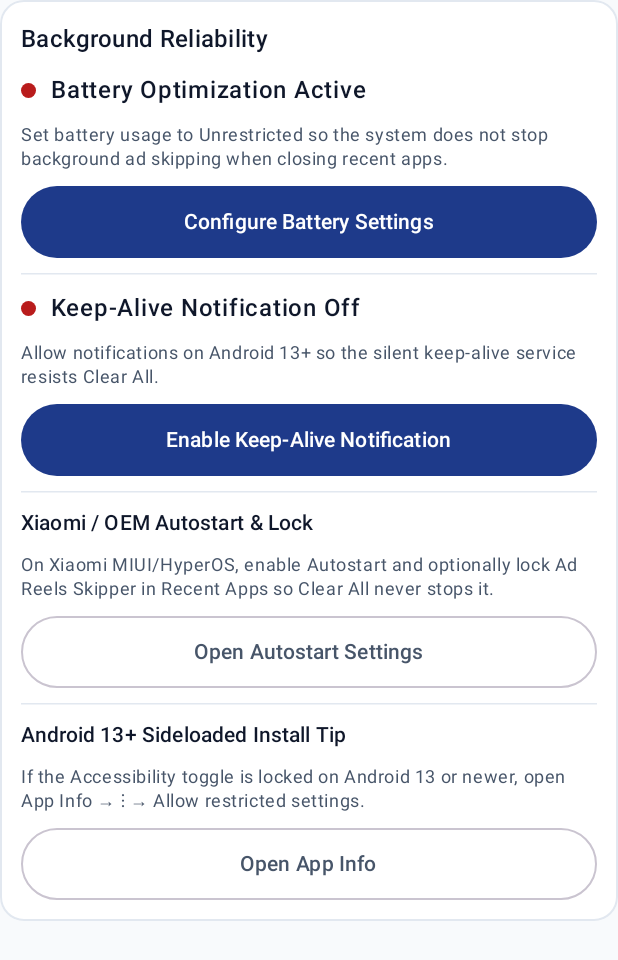
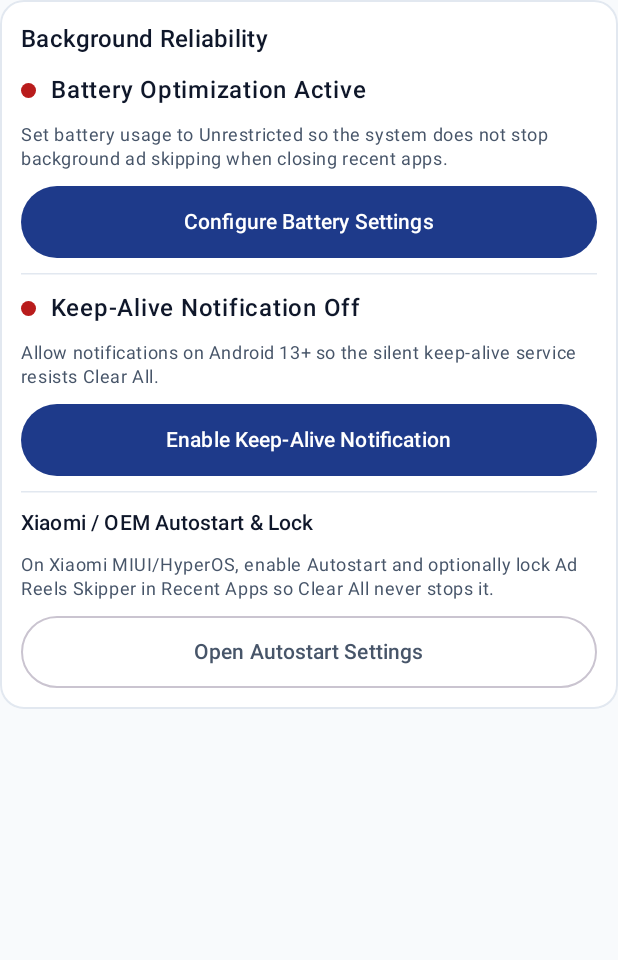
Before and after one commit to mehmeteaydin/ad-reels-skipper, an Android app built with Jetpack Compose: the composable BackgroundReliabilityCard shown on its own in the app's theme, on a phone screen of 412 x 824 dp. Shown: the top 960 px of the screen. Run offline under Robolectric (Android 15) with nearby library versions, the phone set to English and light mode, and no system bars.

Commit message:
Feature/0010 remove sideload tip and update readme (#9)
* docs(0008): approve spec 0008 accessibility hardening and release signing

* docs(0008): approve plan 0008

* feat(0008): harden manifest, accessibility config, and release signing [plan 0008/1]

* feat(0008): track live service connection and battery optimization status [plan 0008/2]

* feat(0008): add S-9 stopped banner, S-10 reliability card, and docs [plan 0008/3]

* docs(0008): record build evidence for plan 0008

* fix(0008): clarify S-9 toggle off and on recovery text for F-1 [plan 0008/fix-1]

* fix(0008): remove unreferenced legacy status helpers for F-2 [plan 0008/fix-1]

* docs(0008): record review round 1 triage and fix-1 build evidence

* docs(0008): record clean review round 2

* docs(0008): ship spec 0008 accessibility hardening and release signing

* docs(0009): approve spec 0009 foreground keep-alive and oem autostart

* docs(0009): approve plan 0009

* feat(0009): configure specialUse foreground service manifest allow-list [plan 0009/1]

* feat(0009): run silent keep-alive foreground notification while connected [plan 0009/2]

* feat(0009): add dashboard keep-alive notification and Xiaomi autostart controls [plan 0009/3]

* docs(0009): record build evidence for plan 0009

* docs(0009): record clean review round 1 triage

* docs(0009): ship spec 0009 foreground keep-alive and oem autostart

* docs(0010): approve mini-spec 0010 remove sideload tip and update readme

* docs(0010): approve plan 0010

* feat(0010): remove android sideload tip from reliability card [plan 0010/1]

* docs(0010): update README for Ad Reels Skipper [plan 0010/2]

* docs(0010): record build evidence for plan 0010

* docs(0010): record clean review round 1 triage

* docs(0010): ship spec 0010 remove sideload tip and update readme

```diff
--- a/app/src/main/kotlin/com/adreels/skipper/MainActivity.kt
+++ b/app/src/main/kotlin/com/adreels/skipper/MainActivity.kt
@@ -193,7 +193,6 @@ class MainActivity : ComponentActivity() {
                 onOpenBatterySettings = ::openBatteryOptimizationSettings,
                 onEnableKeepAliveNotification = ::enableKeepAliveNotification,
                 onOpenAutostartSettings = ::openAutostartSettings,
-                onOpenAppInfo = ::openAppInfoSettings,
                 onToggleMaster = dashboardViewModel::setMasterEnabled,
                 onSkipDelayChange = dashboardViewModel::setSkipDelayMs,
                 onKeywordInputChange = dashboardViewModel::onKeywordInputChange,
--- a/app/src/main/kotlin/com/adreels/skipper/ui/HomeScreen.kt
+++ b/app/src/main/kotlin/com/adreels/skipper/ui/HomeScreen.kt
@@ -79,7 +79,6 @@ internal object DashboardTags {
     const val KEEP_ALIVE_STATUS_TEXT = "KeepAliveStatusText"
     const val ENABLE_KEEP_ALIVE_BUTTON = "EnableKeepAliveButton"
     const val OPEN_AUTOSTART_BUTTON = "OpenAutostartButton"
-    const val OPEN_APP_INFO_BUTTON = "OpenAppInfoButton"
     const val WEEKLY_ACTIVITY_CARD = "WeeklyActivityCard"
     const val WEEKLY_RANGE_TEXT = "WeeklyRangeText"
     const val WEEKLY_TOTAL_TEXT = "WeeklyTotalText"
@@ -111,7 +110,6 @@ fun HomeScreen(
     onOpenBatterySettings: () -> Unit = {},
     onEnableKeepAliveNotification: () -> Unit = {},
     onOpenAutostartSettings: () -> Unit = {},
-    onOpenAppInfo: () -> Unit = {},
     onToggleMaster: (Boolean) -> Unit = {},
     onSkipDelayChange: (Long) -> Unit = {},
     onKeywordInputChange: (String) -> Unit = {},
@@ -168,7 +166,6 @@ fun HomeScreen(
                     onOpenBatterySettings = onOpenBatterySettings,
                     onEnableKeepAliveNotification = onEnableKeepAliveNotification,
                     onOpenAutostartSettings = onOpenAutostartSettings,
-                    onOpenAppInfo = onOpenAppInfo,
                 )
             }
 
@@ -956,7 +953,6 @@ private fun BackgroundReliabilityCard(
     onOpenBatterySettings: () -> Unit,
     onEnableKeepAliveNotification: () -> Unit,
     onOpenAutostartSettings: () -> Unit,
-    onOpenAppInfo: () -> Unit,
 ) {
     val batteryIndicatorColor = if (isBatteryUnrestricted) {
         MaterialTheme.colorScheme.secondary
@@ -1067,27 +1063,6 @@ private fun BackgroundReliabilityCard(
             ) {
                 Text(text = stringResource(R.string.open_autostart_settings))
             }
-            HorizontalDivider(color = MaterialTheme.colorScheme.surfaceVariant)
-            Text(
-                text = stringResource(R.string.restricted_settings_tip_title),
-                style = MaterialTheme.typography.titleSmall,
-                fontWeight = FontWeight.SemiBold,
-                color = MaterialTheme.colorScheme.onSurface,
-            )
-            Text(
-                text = stringResource(R.string.restricted_settings_tip_desc),
-                style = MaterialTheme.typography.bodySmall,
-                color = MaterialTheme.colorScheme.onSurfaceVariant,
-            )
-            OutlinedButton(
-                onClick = onOpenAppInfo,
-                modifier = Modifier
-                    .fillMaxWidth()
-                    .heightIn(min = 48.dp)
-                    .testTag(DashboardTags.OPEN_APP_INFO_BUTTON),
-            ) {
-                Text(text = stringResource(R.string.open_app_info))
-            }
         }
     }
 }
--- a/app/src/main/res/values/strings.xml
+++ b/app/src/main/res/values/strings.xml
@@ -53,9 +53,6 @@
     <string name="battery_status_unrestricted">Battery Unrestricted</string>
     <string name="battery_status_unrestricted_desc">Battery usage is unrestricted for reliable background operation.</string>
     <string name="configure_battery_settings">Configure Battery Settings</string>
-    <string name="restricted_settings_tip_title">Android 13+ Sideloaded Install Tip</string>
-    <string name="restricted_settings_tip_desc">If the Accessibility toggle is locked on Android 13 or newer, open App Info → ⋮ → Allow restricted settings.</string>
-    <string name="open_app_info">Open App Info</string>
     <string name="special_use_fgs_subtype">Keeps local Instagram Reels sponsorship detection alive across OEM background cleanups.</string>
     <string name="keep_alive_channel_name">Background Protection</string>
     <string name="keep_alive_channel_desc">Silent ongoing notification that prevents the system from stopping Instagram Reels ad skipping.</string>
```
Also changed, not shown: 4 other files.
